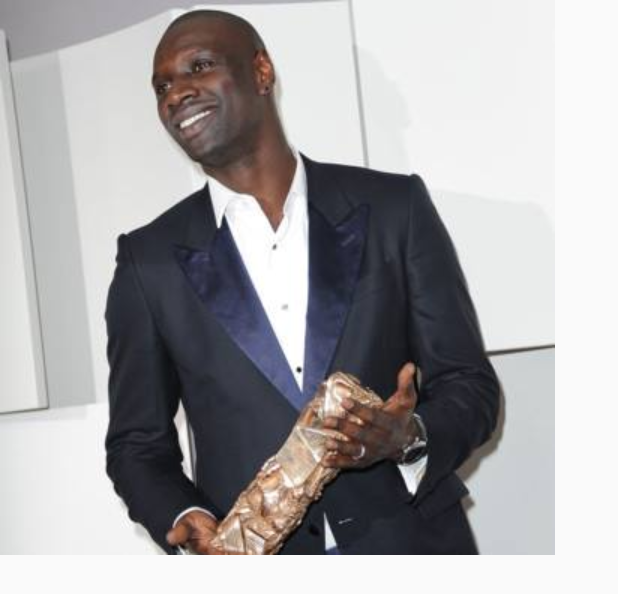
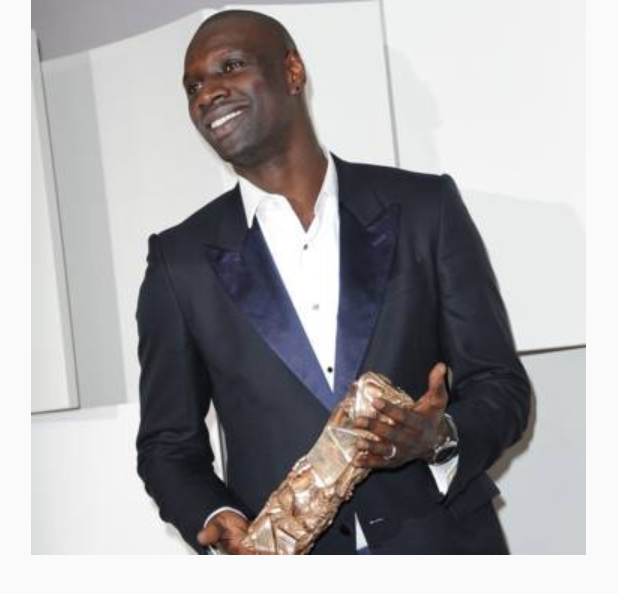
Before and after one commit to rbonnet13/OwlinOnePAE, an Android app: the layout article.xml on its own in the app's theme, with its tools: preview values and no code run, on a phone screen of 412 x 824 dp. Shown: the top 594 px of the screen. Run offline under Robolectric (Android 15) with nearby library versions, the phone set to English and light mode, and no system bars.

Commit message:
Décodage et affichage des images en Base64 de la BDD. Center image article layout

```diff
--- a/app/src/main/res/layout/article.xml
+++ b/app/src/main/res/layout/article.xml
@@ -2,18 +2,23 @@
 <LinearLayout xmlns:android="http://schemas.android.com/apk/res/android"
     android:orientation="vertical"
     android:layout_width="match_parent"
-    android:layout_height="match_parent">
+    android:layout_height="match_parent"
+    android:gravity="center_horizontal">
 
     <RelativeLayout
         android:layout_width="match_parent"
-        android:layout_height="wrap_content">
+        android:layout_height="wrap_content"
+        android:layout_centerInParent="true">
 
     <ImageView
         android:layout_width="wrap_content"
         android:layout_height="wrap_content"
         android:id="@+id/imgDetailArticle"
         android:layout_alignParentTop="true"
-        android:src="@drawable/omar" />
+        android:src="@drawable/omar"
+        android:scaleType="center"
+        android:layout_centerHorizontal="true"
+        android:layout_gravity="center"/>
 
     <TextView
         android:layout_width="wrap_content"
```
Also changed, not shown: app/src/main/java/owlinone/pae/ArticleAdapter.java (+16 -2 lines), app/src/main/java/owlinone/pae/DetailArticle.java (+12 -2 lines).
